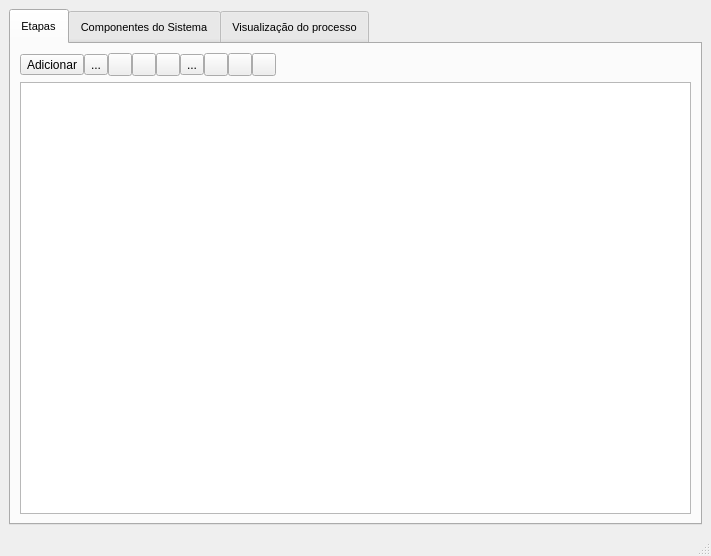
Old version of the form mainwindow.ui in the repository cristhianwb/BebumBrew.
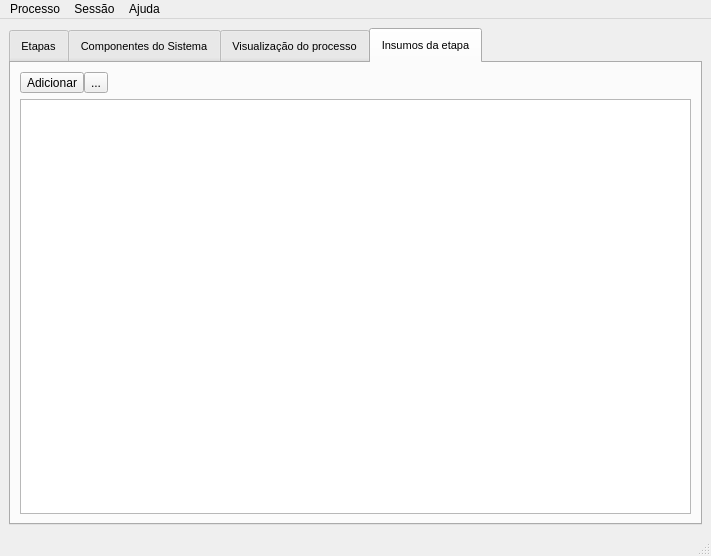
New version of the form. The open tabs and pages were chosen to show the change. Icons and pictures are not drawn.

Commit message: Inicio implementação controle de insumos e refatorações

```diff
--- a/mainwindow.ui
+++ b/mainwindow.ui
@@ -38,7 +38,7 @@
        <enum>QTabWidget::Rounded</enum>
       </property>
       <property name="currentIndex">
-       <number>0</number>
+       <number>3</number>
       </property>
       <property name="iconSize">
        <size>
@@ -1220,6 +1220,70 @@
         </item>
        </layout>
       </widget>
+      <widget class="QWidget" name="tabIngridients">
+       <attribute name="title">
+        <string>Insumos da etapa</string>
+       </attribute>
+       <layout class="QVBoxLayout" name="verticalLayout_4">
+        <item>
+         <layout class="QHBoxLayout" name="horizontalLayout_5">
+          <property name="spacing">
+           <number>0</number>
+          </property>
+          <property name="sizeConstraint">
+           <enum>QLayout::SetNoConstraint</enum>
+          </property>
+          <property name="topMargin">
+           <number>0</number>
+          </property>
+          <item>
+           <widget class="QToolButton" name="btAdd_2">
+            <property name="text">
+             <string>Adicionar</string>
+            </property>
+            <property name="icon">
+             <iconset>
+              <normalon>:/Icons/Icons/add.png</normalon>
+             </iconset>
+            </property>
+           </widget>
+          </item>
+          <item>
+           <widget class="QToolButton" name="btRemove_2">
+            <property name="text">
+             <string>...</string>
+            </property>
+            <property name="icon">
+             <iconset>
+              <normalon>:/Icons/Icons/del.png</normalon>
+             </iconset>
+            </property>
+           </widget>
+          </item>
+          <item>
+           <spacer name="horizontalSpacer_2">
+            <property name="orientation">
+             <enum>Qt::Horizontal</enum>
+            </property>
+            <property name="sizeHint" stdset="0">
+             <size>
+              <width>40</width>
+              <height>20</height>
+             </size>
+            </property>
+           </spacer>
+          </item>
+         </layout>
+        </item>
+        <item>
+         <widget class="QTableView" name="tableView_Ingridients">
+          <property name="selectionBehavior">
+           <enum>QAbstractItemView::SelectRows</enum>
+          </property>
+         </widget>
+        </item>
+       </layout>
+      </widget>
      </widget>
     </item>
    </layout>
@@ -1233,6 +1297,36 @@
      <height>30</height>
     </rect>
    </property>
+   <widget class="QMenu" name="menuArquivo">
+    <property name="title">
+     <string>Processo</string>
+    </property>
+    <addaction name="actionAbrir"/>
+    <addaction name="actionSalvar"/>
+    <addaction name="separator"/>
+    <addaction name="actionIniciar_2"/>
+    <addaction name="actionAvan_ar_etapa"/>
+    <addaction name="actionVoltar_etapa"/>
+    <addaction name="actionPausar"/>
+   </widget>
+   <widget class="QMenu" name="menuSess_o">
+    <property name="title">
+     <string>Sessão</string>
+    </property>
+    <addaction name="actionAbrir_2"/>
+    <addaction name="actionSalvar_2"/>
+    <addaction name="separator"/>
+    <addaction name="actionExportar_Dados"/>
+   </widget>
+   <widget class="QMenu" name="menuAjuda">
+    <property name="title">
+     <string>Ajuda</string>
+    </property>
+    <addaction name="actionSobre"/>
+   </widget>
+   <addaction name="menuArquivo"/>
+   <addaction name="menuSess_o"/>
+   <addaction name="menuAjuda"/>
   </widget>
   <widget class="QStatusBar" name="statusbar"/>
   <action name="actionIniciar">
```
Left out of the diff: 84 changed lines with no effect on the pictures. The commit also changes 7 other files.
